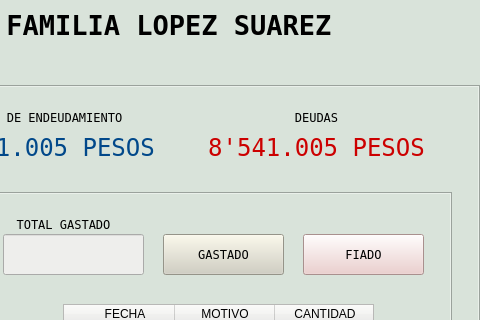
Before: the Qt Designer form interfaz grafica/GUI.ui in joaramirezra/Huevos-familia-lopez, drawn with Qt 5; both pictures show x 421 to 901 and y 0 to 320 of the 901 by 586 pixel window.
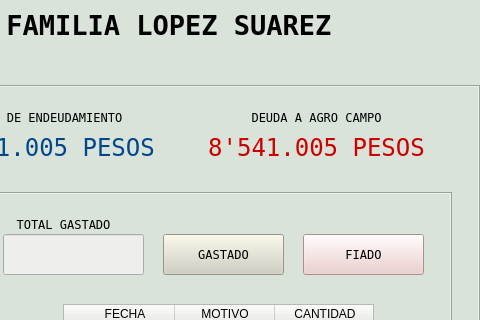
After: the same form once the commit is applied. The open tabs and pages were chosen to show the change. Custom widgets are drawn as their Qt base class.

What changed in the file:
```diff
--- a/interfaz grafica/GUI.ui
+++ b/interfaz grafica/GUI.ui
@@ -1202,7 +1202,7 @@
        </font>
       </property>
       <property name="text">
-       <string>DEUDAS</string>
+       <string>DEUDA A AGRO CAMPO</string>
       </property>
       <property name="alignment">
        <set>Qt::AlignCenter</set>
```
Left out of the diff: 2 changed lines with no effect on the pictures.
